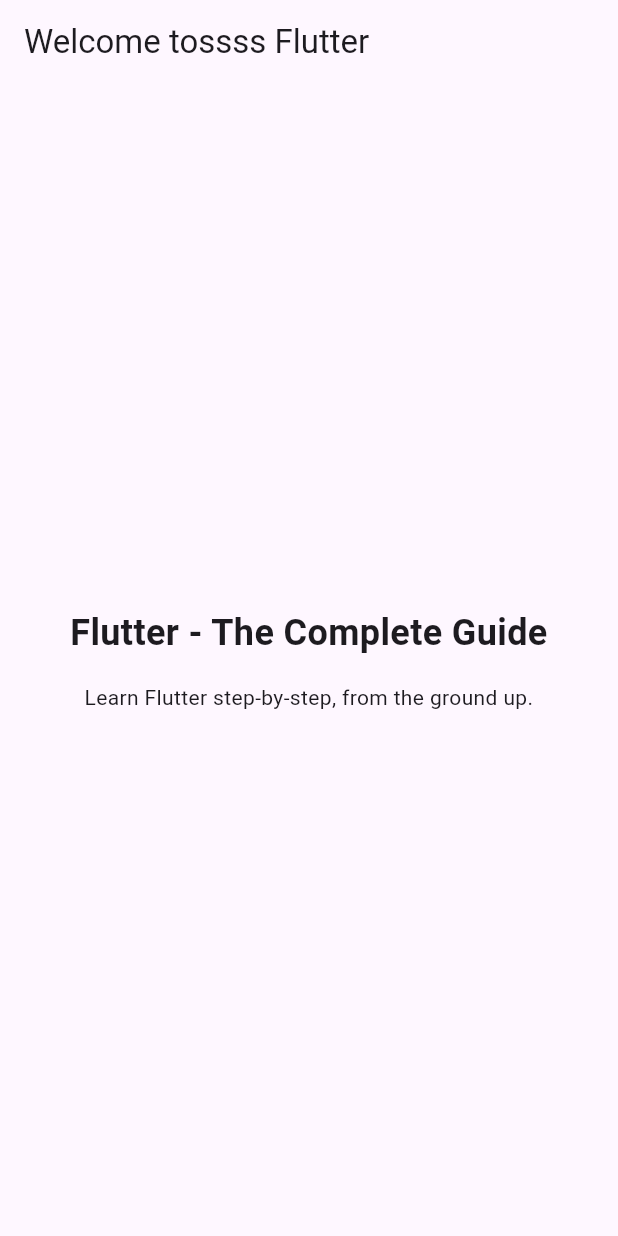
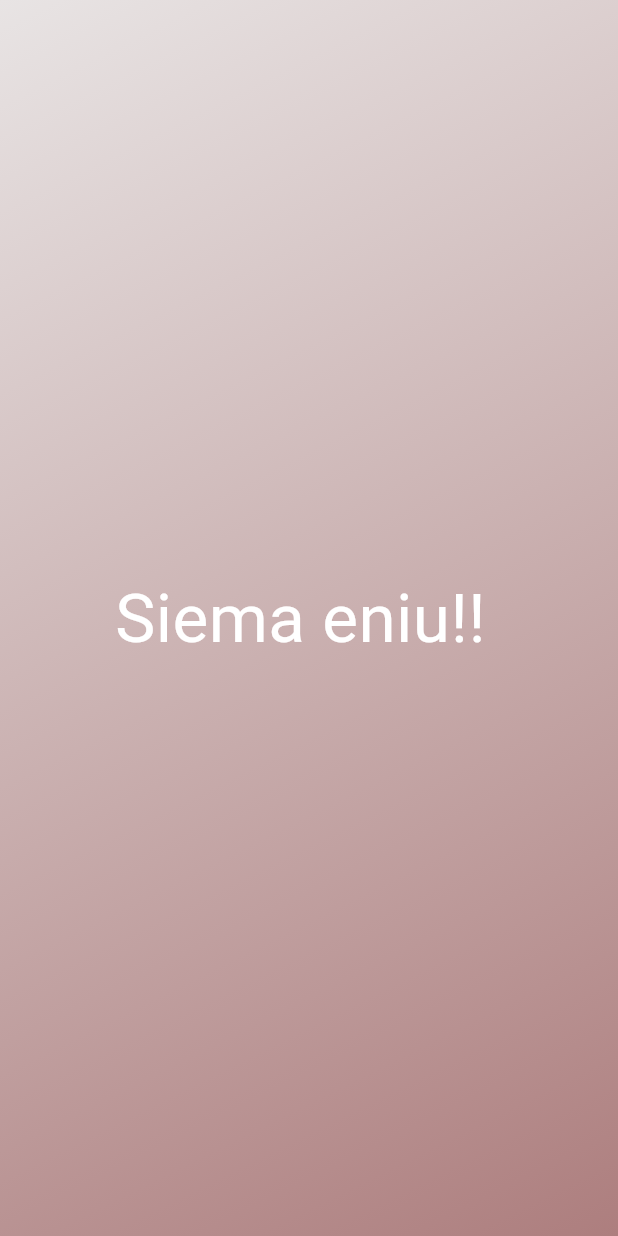
Before and after one commit to MBichajlo/firstFlutterApp, a Flutter app: the screen it shows after launch, on a phone screen of 412 x 824 dp. Run offline on Flutter 3.47's test engine with Material 3 defaults, Android fonts, the phone set to English and light mode, and no system bars.

Commit message:
second commit

```diff
--- /dev/null
+++ b/first_app/lib/gradient_container.dart
@@ -0,0 +1,25 @@
+import 'package:flutter/material.dart';
+import 'package:first_app/styled_text.dart';
+
+class GradientContainer extends StatelessWidget {
+  const GradientContainer({super.key});
+
+  @override
+  Widget build(context) {
+    return Container(
+      decoration: const BoxDecoration(
+        gradient: LinearGradient(
+          colors: [
+            Color.fromARGB(255, 173, 126, 126),
+            Color.fromARGB(255, 232, 228, 228)
+          ],
+          begin: Alignment.bottomRight,
+          end: Alignment.topLeft,
+        ),
+      ),
+      child: const Center(
+        child: StyledText(),
+      ),
+    );
+  }
+}
--- a/first_app/lib/main.dart
+++ b/first_app/lib/main.dart
@@ -1,142 +1,12 @@
 import 'package:flutter/material.dart';
+import 'package:first_app/gradient_container.dart';
 
 void main() {
-  runApp(const MyApp());
+  runApp(
+    const MaterialApp(
+      home: Scaffold(
+        body: GradientContainer(),
+      ),
+    ),
+  );
 }
-
-// With Flutter, you create user interfaces by combining "widgets"
-// You'll learn all about them (and much more) throughout this course!
-class MyApp extends StatelessWidget {
-  const MyApp({super.key});
-
-  // Every custom widget must have a build() method
-  // It tells Flutter, which widgets make up your custom widget
-  // Again: You'll learn all about that throughout the course!
-  @override
-  Widget build(BuildContext context) {
-    // Below, a bunch of built-in widgets are used (provided by Flutter)
-    // They will be explained in the next sections
-    // In this course, you will, of course, not just use them a lot but
-    // also learn about many other widgets!
-    return MaterialApp(
-      title: 'Flutter First App',
-      theme: ThemeData(useMaterial3: true),
-      home: Scaffold(
-        appBar: AppBar(
-          title: const Text('Welcome tossss Flutter'),
-        ),
-        body: Container(
-          width: double.infinity,
-          padding: const EdgeInsets.all(12),
-          child: Column(
-            mainAxisAlignment: MainAxisAlignment.center,
-            crossAxisAlignment: CrossAxisAlignment.center,
-            children: const [
-              Text(
-                'Flutter - The Complete Guide',
-                textAlign: TextAlign.center,
-                style: TextStyle(
-                  fontSize: 24,
-                  fontWeight: FontWeight.bold,
-                ),
-              ),
-              SizedBox(height: 16),
-              Text(
-                'Learn Flutter step-by-step, from the ground up.',
-                textAlign: TextAlign.center,
-              ),
-            ],
-          ),
-        ),
-      ),
-    );
-  }
-}
-
-class MyHomePage extends StatefulWidget {
-  const MyHomePage({super.key, required this.title});
-
-  // This widget is the home page of your application. It is stateful, meaning
-  // that it has a State object (defined below) that contains fields that affect
-  // how it looks.
-
-  // This class is the configuration for the state. It holds the values (in this
-  // case the title) provided by the parent (in this case the App widget) and
-  // used by the build method of the State. Fields in a Widget subclass are
-  // always marked "final".
-
-  final String title;
-
-  @override
-  State<MyHomePage> createState() => _MyHomePageState();
-}
-
-class _MyHomePageState extends State<MyHomePage> {
-  int _counter = 0;
-
-  void _incrementCounter() {
-    setState(() {
-      // This call to setState tells the Flutter framework that something has
-      // changed in this State, which causes it to rerun the build method below
-      // so that the display can reflect the updated values. If we changed
-      // _counter without calling setState(), then the build method would not be
-      // called again, and so nothing would appear to happen.
-      _counter++;
-    });
-  }
-
-  @override
-  Widget build(BuildContext context) {
-    // This method is rerun every time setState is called, for instance as done
-    // by the _incrementCounter method above.
-    //
-    // The Flutter framework has been optimized to make rerunning build methods
-    // fast, so that you can just rebuild anything that needs updating rather
-    // than having to individually change instances of widgets.
-    return Scaffold(
-      appBar: AppBar(
-        // TRY THIS: Try changing the color here to a specific color (to
-        // Colors.amber, perhaps?) and trigger a hot reload to see the AppBar
-        // change color while the other colors stay the same.
-        backgroundColor: Theme.of(context).colorScheme.inversePrimary,
-        // Here we take the value from the MyHomePage object that was created by
-        // the App.build method, and use it to set our appbar title.
-        title: Text(widget.title),
-      ),
-      body: Center(
-        // Center is a layout widget. It takes a single child and positions it
-        // in the middle of the parent.
-        child: Column(
-          // Column is also a layout widget. It takes a list of children and
-          // arranges them vertically. By default, it sizes itself to fit its
-          // children horizontally, and tries to be as tall as its parent.
-          //
-          // Column has various properties to control how it sizes itself and
-          // how it positions its children. Here we use mainAxisAlignment to
-          // center the children vertically; the main axis here is the vertical
-          // axis because Columns are vertical (the cross axis would be
-          // horizontal).
-          //
-          // TRY THIS: Invoke "debug painting" (choose the "Toggle Debug Paint"
-          // action in the IDE, or press "p" in the console), to see the
-          // wireframe for each widget.
-          mainAxisAlignment: MainAxisAlignment.center,
-          children: <Widget>[
-            const Text(
-              'You have pushed the button this many times:',
-            ),
-            Text(
-              '$_counter',
-              style: Theme.of(context).textTheme.headlineMedium,
-            ),
-          ],
-        ),
-      ),
-      floatingActionButton: FloatingActionButton(
-        onPressed: _incrementCounter,
-        tooltip: 'Increment',
-        child: const Icon(Icons.add),
-      ), // This trailing comma makes auto-formatting nicer for build methods.
-    );
-  }
-}
--- /dev/null
+++ b/first_app/lib/styled_text.dart
@@ -0,0 +1,17 @@
+import 'package:flutter/material.dart';
+
+class StyledText extends StatelessWidget{
+  const StyledText({super.key});
+
+
+  @override
+  Widget build(context){
+    return const Text(
+              "Siema eniu!! ",
+              style: TextStyle(
+                color: Colors.white,
+                fontSize: 45.0
+              ),
+            );
+  }
+}
```
Also changed, not shown: 1 other file.
